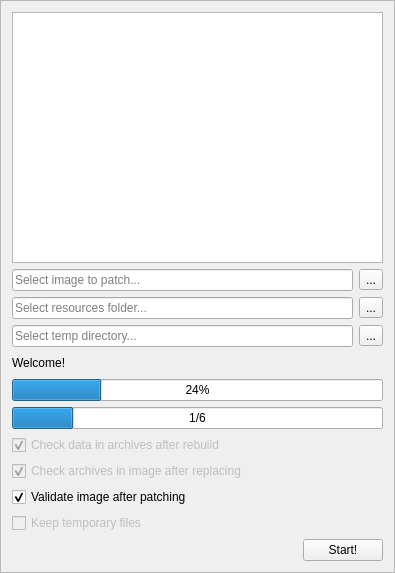
Before: the Qt Designer form game-specific/Shattered Memories/WorkPatcher/ui/main.ui in mbystryantsev/consolgames-tools, drawn with Qt 5.
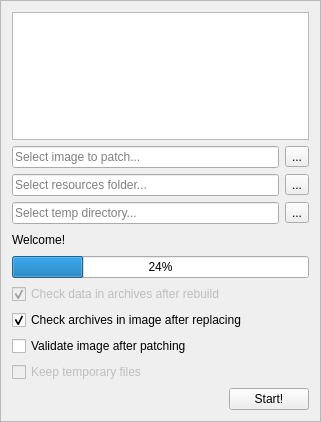
After: the same form once the commit is applied.

Commit message: SHSM: WorkPatcher: Major progress

The edit to the form file:
```diff
--- a/game-specific/Shattered Memories/WorkPatcher/ui/main.ui
+++ b/game-specific/Shattered Memories/WorkPatcher/ui/main.ui
@@ -6,8 +6,8 @@
    <rect>
     <x>0</x>
     <y>0</y>
-    <width>395</width>
-    <height>573</height>
+    <width>321</width>
+    <height>422</height>
    </rect>
   </property>
   <property name="windowTitle">
@@ -125,22 +125,6 @@
      </property>
     </widget>
    </item>
-   <item>
-    <widget class="QProgressBar" name="totalProgressBar">
-     <property name="maximum">
-      <number>6</number>
-     </property>
-     <property name="value">
-      <number>1</number>
-     </property>
-     <property name="textVisible">
-      <bool>true</bool>
-     </property>
-     <property name="format">
-      <string>%v/6</string>
-     </property>
-    </widget>
-   </item>
    <item>
     <widget class="QCheckBox" name="checkData">
      <property name="enabled">
@@ -156,9 +140,6 @@
    </item>
    <item>
     <widget class="QCheckBox" name="checkArchives">
-     <property name="enabled">
-      <bool>false</bool>
-     </property>
      <property name="text">
       <string>Check archives in image after replacing</string>
      </property>
@@ -173,7 +154,7 @@
       <string>Validate image after patching</string>
      </property>
      <property name="checked">
-      <bool>true</bool>
+      <bool>false</bool>
      </property>
     </widget>
    </item>
```
Left out of the diff: 4 changed lines with no effect on the pictures. The commit also changes 3 other files.
